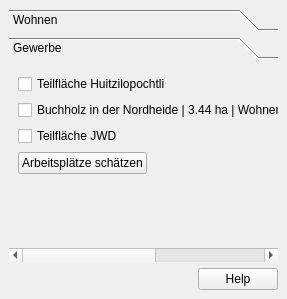
First picture: the form in projektcheck/ProjektCheck_dockwidget_analysis_01-BA.ui, repository projektcheck/ProjektCheck-QGIS, before the edit.
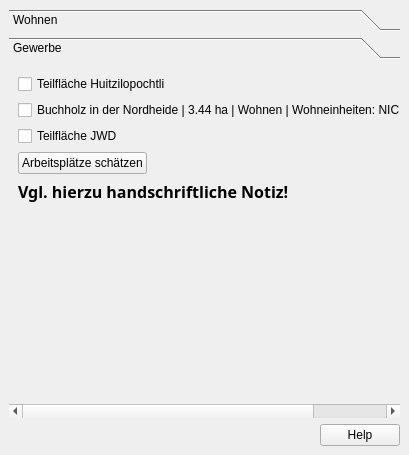
Second picture: the form after the edit.

The edit to the form file:
```diff
--- a/projektcheck/ProjektCheck_dockwidget_analysis_01-BA.ui
+++ b/projektcheck/ProjektCheck_dockwidget_analysis_01-BA.ui
@@ -6,8 +6,8 @@
    <rect>
     <x>0</x>
     <y>0</y>
-    <width>287</width>
-    <height>299</height>
+    <width>409</width>
+    <height>455</height>
    </rect>
   </property>
   <property name="windowTitle">
@@ -90,7 +90,7 @@
          <x>0</x>
          <y>0</y>
          <width>438</width>
-         <height>159</height>
+         <height>315</height>
         </rect>
        </property>
        <attribute name="label">
@@ -137,6 +137,21 @@
           </property>
          </widget>
         </item>
+        <item>
+         <widget class="QLabel" name="label">
+          <property name="font">
+           <font>
+            <family>Linux Biolinum O</family>
+            <pointsize>12</pointsize>
+            <weight>75</weight>
+            <bold>true</bold>
+           </font>
+          </property>
+          <property name="text">
+           <string>Vgl. hierzu handschriftliche Notiz!</string>
+          </property>
+         </widget>
+        </item>
         <item>
          <spacer name="verticalSpacer_4">
           <property name="orientation">
```
Left out of the diff: 4 changed lines with no effect on the pictures.
